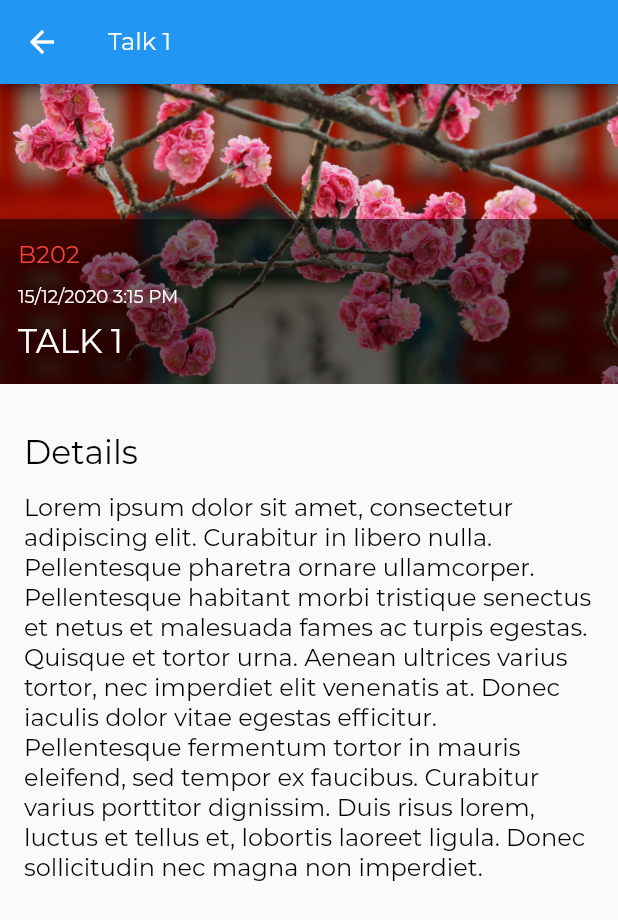
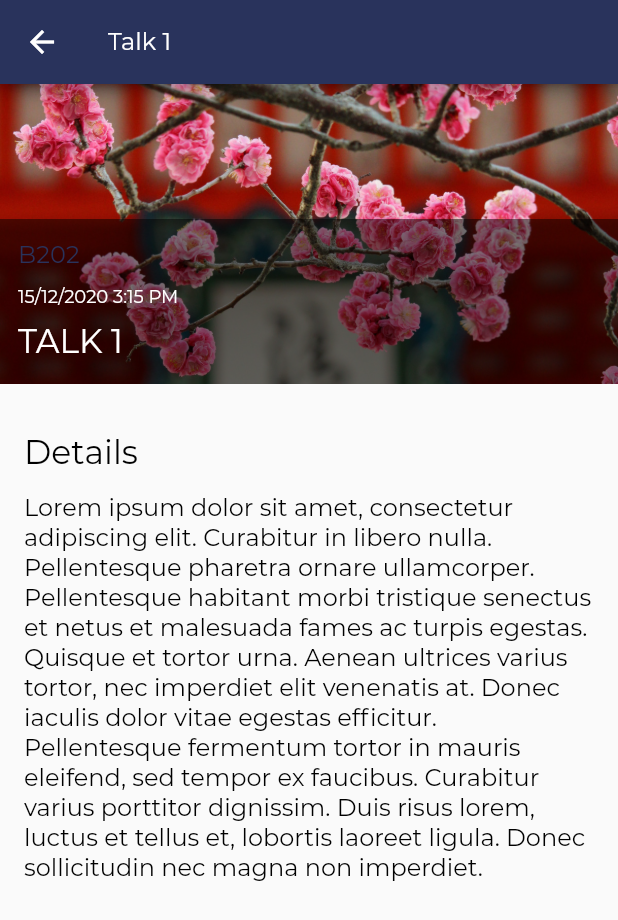
Before and after one commit to FEUP-ESOF-2020-21/open-cx-t4g1-grupo-1, a Flutter app: the screen it shows after launch, after a tap on "B202", on a phone screen of 412 x 824 dp. Shown: the top 920 px of the screen. Run offline on Flutter 3.47's test engine with Material 2 defaults, Android fonts, the light colour scheme and no system bars; our stand-ins replace toast.

Commit message:
app bar color

```diff
--- a/adov_flutter/lib/screens/add_talk/add_talk.dart
+++ b/adov_flutter/lib/screens/add_talk/add_talk.dart
@@ -1,5 +1,6 @@
 import 'package:adov_flutter/input_decorators/form_input_decorator.dart';
 import 'package:adov_flutter/models/talk.dart';
+import 'package:adov_flutter/style.dart';
 import 'package:adov_flutter/widgets/date_time_picker.dart';
 import 'package:flutter/cupertino.dart';
 import 'package:flutter/material.dart';
@@ -26,6 +27,7 @@ class AddTalkFormState extends State<AddTalk> {
       key: _scaffoldKey,
       appBar: AppBar(
         title: Text('Add a Talk'),
+        backgroundColor: AccentColor,
       ),
       body: SingleChildScrollView(
         scrollDirection: Axis.vertical,
--- a/adov_flutter/lib/screens/home_screen/home_screen.dart
+++ b/adov_flutter/lib/screens/home_screen/home_screen.dart
@@ -15,6 +15,7 @@ class HomeScreen extends StatelessWidget {
     return Scaffold(
       appBar: AppBar(
         title: Text("Home"),
+        backgroundColor: AccentColor,
       ),
       drawer: Drawer(
           child: ListView(
@@ -22,7 +23,7 @@ class HomeScreen extends StatelessWidget {
             children: [
               DrawerHeader(
                 decoration: BoxDecoration(
-                  color: Colors.blue,
+                  color: AccentColor,
                 ),
                 child: Text(
                   'AdOv',
--- a/adov_flutter/lib/screens/talk_detail/talk_detail.dart
+++ b/adov_flutter/lib/screens/talk_detail/talk_detail.dart
@@ -4,6 +4,8 @@ import 'package:adov_flutter/screens/talk_detail/tile_overlay.dart';
 import 'package:adov_flutter/widgets/image_banner.dart';
 import 'package:flutter/cupertino.dart';
 import 'package:flutter/material.dart';
+
+import '../../style.dart';
 
 class TalkDetail extends StatelessWidget {
   final int _talkID;
@@ -17,6 +19,7 @@ class TalkDetail extends StatelessWidget {
     return Scaffold(
       appBar: AppBar(
         title: Text(talk.title),
+        backgroundColor: AccentColor,
       ),
       body: SingleChildScrollView(
         child: Column(
--- a/adov_flutter/lib/screens/talks_schedule/talks_schedule.dart
+++ b/adov_flutter/lib/screens/talks_schedule/talks_schedule.dart
@@ -4,6 +4,8 @@ import 'package:adov_flutter/widgets/talk_container.dart';
 import 'package:adov_flutter/widgets/talk_day.dart';
 import 'package:flutter/cupertino.dart';
 import 'package:flutter/material.dart';
+
+import '../../style.dart';
 
 
 class TalksSchedule extends StatelessWidget {
@@ -17,6 +19,7 @@ class TalksSchedule extends StatelessWidget {
     return Scaffold(
         appBar: AppBar(
           title: Text('Schedule'),
+          backgroundColor: AccentColor,
         ),
         body: ListView(
           physics: const AlwaysScrollableScrollPhysics(), // new
--- a/adov_flutter/lib/style.dart
+++ b/adov_flutter/lib/style.dart
@@ -9,8 +9,11 @@ const String FontNameDefault = 'Montserrat';
 
 const Color TextColorDark = Colors.black;
 const Color TextColorLight = Colors.white;
-const Color TextColorAccent = Colors.red;
+const Color TextColorAccent = AccentColor;
 const Color TextColorFaint = Color.fromRGBO(125, 125, 125, 1.0);
+
+const Color AccentColor = Color(0xFF29335C);
+const Color ComponentColor = Color(0xFFB9BFDF);
 
 const DefaultPaddingHorizontal = 12.0;
 
```
